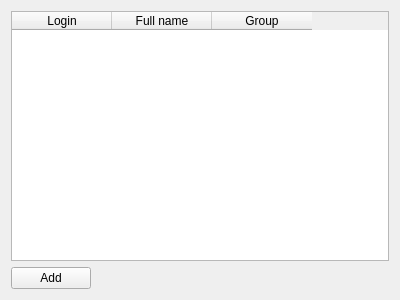
Above: server/gui/userswidget.ui from EPecherkin/diplom before the change. Below: the same form after it.
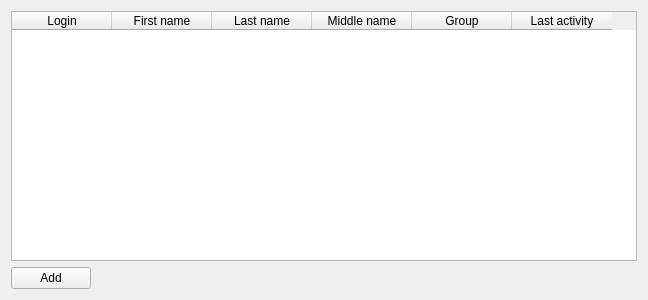
That is the form after the change.

Commit message: add columns. user.conf file

The edit to the form file:
```diff
--- a/server/gui/userswidget.ui
+++ b/server/gui/userswidget.ui
@@ -6,7 +6,7 @@
    <rect>
     <x>0</x>
     <y>0</y>
-    <width>400</width>
+    <width>648</width>
     <height>300</height>
    </rect>
   </property>
@@ -53,7 +53,17 @@
      </column>
      <column>
       <property name="text">
-       <string>Full name</string>
+       <string>First name</string>
+      </property>
+     </column>
+     <column>
+      <property name="text">
+       <string>Last name</string>
+      </property>
+     </column>
+     <column>
+      <property name="text">
+       <string>Middle name</string>
       </property>
      </column>
      <column>
@@ -61,6 +71,11 @@
        <string>Group</string>
       </property>
      </column>
+     <column>
+      <property name="text">
+       <string>Last activity</string>
+      </property>
+     </column>
     </widget>
    </item>
    <item>
```
The commit also changes 18 other files.
